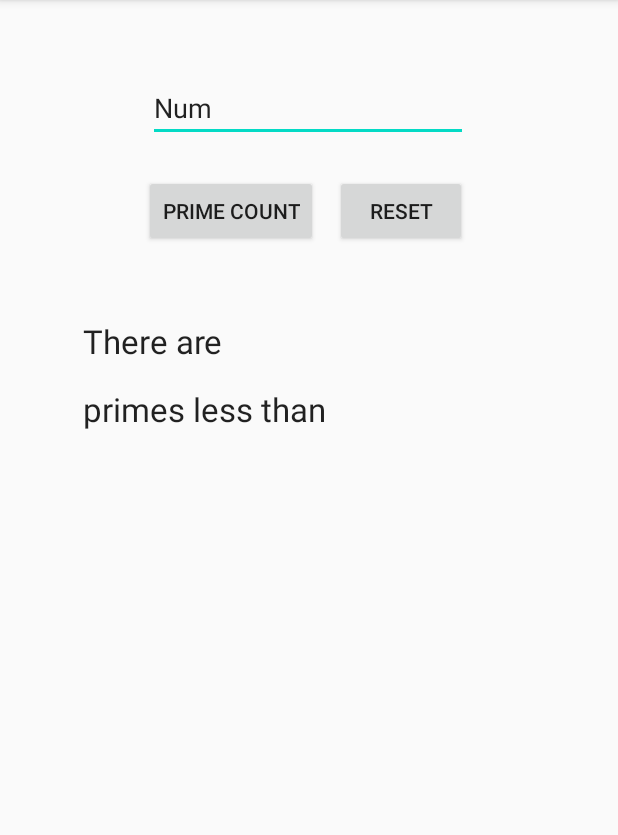
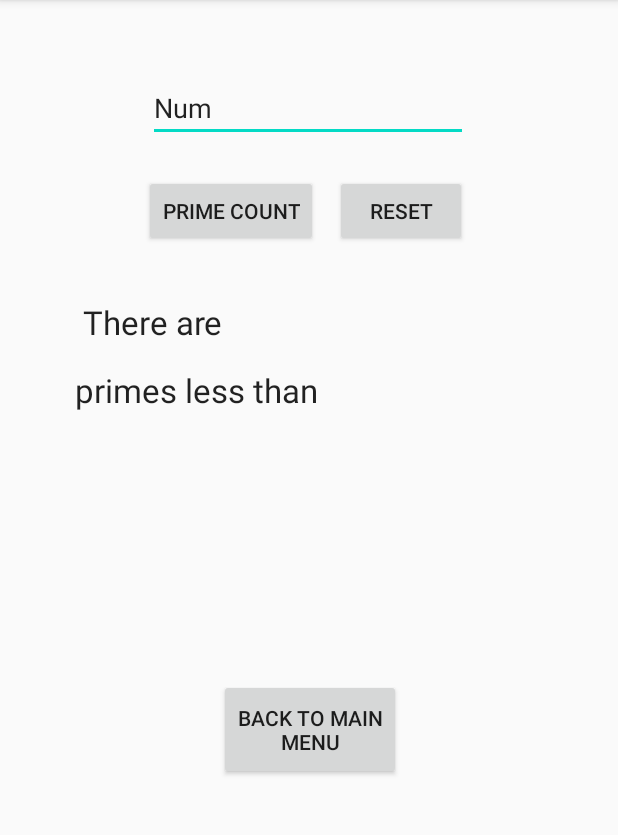
Before and after one commit to matiascshaha/LandscapeCalc, an Android app: the screen it shows after launch (Prime_Count_Activity), after a tap on "PRIME COUNTING", on a phone screen of 412 x 824 dp, the part 84-919 px from its top. Run offline under Robolectric (Android 15) with nearby library versions, the phone set to English and light mode, and no system bars; Roboto replaces fonts that are not available here.

Commit message:
Added Functionality for the Decimal to Fraction Button, and updated the Prime Count Activity to include a "back to main menu" button

```diff
--- a/app/src/main/AndroidManifest.xml
+++ b/app/src/main/AndroidManifest.xml
@@ -8,7 +8,8 @@
         android:roundIcon="@mipmap/ic_launcher_round"
         android:supportsRtl="true"
         android:theme="@style/AppTheme">
-        <activity android:name=".Prime_Count_Activity"></activity>
+        <activity android:name=".Decimal_Frac_Activity"></activity>
+        <activity android:name=".Prime_Count_Activity" />
         <activity android:name=".Set_Math_Activity" />
         <activity android:name=".LCM_Activity" />
         <activity android:name=".GCD_Activity" />
--- a/app/src/main/java/com/example/landscapecalc/MainActivity.java
+++ b/app/src/main/java/com/example/landscapecalc/MainActivity.java
@@ -13,6 +13,7 @@ public class MainActivity extends AppCompatActivity {
     Button LCM_Button;
     Button Set_Math_Button;
     Button Prime_Count_Button;
+    Button Decimal_Frac_Button;
 
     @Override
     protected void onCreate(Bundle savedInstanceState) {
@@ -23,6 +24,7 @@ public class MainActivity extends AppCompatActivity {
         LCM_Button = findViewById(R.id.LCM_Button);
         Set_Math_Button = findViewById(R.id.Set_Math_Button);
         Prime_Count_Button = findViewById(R.id.Prime_Count_Button);
+        Decimal_Frac_Button = findViewById(R.id.Decimal_Frac_Button);
 
         GCD_Button.setOnClickListener(new View.OnClickListener() {
             @Override
@@ -59,6 +61,14 @@ public class MainActivity extends AppCompatActivity {
             }
         });
 
+        Decimal_Frac_Button.setOnClickListener(new View.OnClickListener() {
+            @Override
+            public void onClick(View v) {
+                Intent myIntent = new Intent(MainActivity.this, Decimal_Frac_Activity.class);
+                startActivity(myIntent);
+            }
+        });
+
 
     }
 }
--- a/app/src/main/java/com/example/landscapecalc/Prime_Count_Activity.java
+++ b/app/src/main/java/com/example/landscapecalc/Prime_Count_Activity.java
@@ -2,6 +2,7 @@ package com.example.landscapecalc;
 
 import androidx.appcompat.app.AppCompatActivity;
 
+import android.content.Intent;
 import android.os.Bundle;
 import android.view.View;
 import android.widget.Button;
@@ -15,6 +16,7 @@ public class Prime_Count_Activity extends AppCompatActivity {
 
     Button resetButton;
     Button primeButton;
+    Button backToMain2;
     TextView numOfPrimes;
     TextView inputNum;
     EditText enterNum;
@@ -26,6 +28,7 @@ public class Prime_Count_Activity extends AppCompatActivity {
 
         resetButton = findViewById(R.id.resetButton);
         primeButton = findViewById(R.id.primeButton);
+        backToMain2 = findViewById(R.id.backToMain2);
         numOfPrimes = findViewById(R.id.numOfPrimes);
         inputNum = findViewById(R.id.inputNum);
         enterNum = findViewById(R.id.enterNum);
@@ -71,6 +74,15 @@ public class Prime_Count_Activity extends AppCompatActivity {
                 }
             }
         });
+
+        backToMain2.setOnClickListener(new View.OnClickListener() {
+            @Override
+            public void onClick(View v) {
+                Intent myIntent = new Intent(Prime_Count_Activity.this,
+                        MainActivity.class);
+                startActivity(myIntent);
+            }
+        });
     }
 
     public boolean isPrime(int num){
--- a/app/src/main/res/layout/activity_prime__count_.xml
+++ b/app/src/main/res/layout/activity_prime__count_.xml
@@ -6,12 +6,27 @@
     android:layout_height="match_parent"
     tools:context=".Prime_Count_Activity">
 
+    <Button
+        android:id="@+id/backToMain2"
+        android:layout_width="121dp"
+        android:layout_height="67dp"
+        android:layout_marginStart="146dp"
+        android:layout_marginTop="29dp"
+        android:layout_marginEnd="144dp"
+        android:layout_marginBottom="248dp"
+        android:text="Back to Main Menu"
+        app:layout_constraintBottom_toBottomOf="parent"
+        app:layout_constraintEnd_toEndOf="parent"
+        app:layout_constraintHorizontal_bias="0.0"
+        app:layout_constraintStart_toStartOf="parent"
+        app:layout_constraintTop_toBottomOf="@+id/fractionIs" />
+
     <TextView
         android:id="@+id/display"
         android:layout_width="wrap_content"
         android:layout_height="wrap_content"
         android:layout_marginStart="30dp"
-        android:layout_marginTop="48dp"
+        android:layout_marginTop="35dp"
         android:layout_marginEnd="20dp"
         android:text="There are"
         android:textAppearance="@style/TextAppearance.AppCompat.Large"
@@ -38,7 +53,7 @@
         android:layout_width="wrap_content"
         android:layout_height="wrap_content"
         android:layout_marginStart="15dp"
-        android:layout_marginTop="48dp"
+        android:layout_marginTop="32dp"
         android:layout_marginEnd="178dp"
         android:textAppearance="@style/TextAppearance.AppCompat.Large"
         app:layout_constraintEnd_toEndOf="parent"
@@ -49,8 +64,8 @@
         android:id="@+id/inputNum"
         android:layout_width="wrap_content"
         android:layout_height="wrap_content"
-        android:layout_marginTop="19dp"
-        android:layout_marginEnd="110dp"
+        android:layout_marginTop="16dp"
+        android:layout_marginEnd="132dp"
         android:textAppearance="@style/TextAppearance.AppCompat.Large"
         app:layout_constraintEnd_toEndOf="parent"
         app:layout_constraintTop_toBottomOf="@+id/numOfPrimes" />
```
Also changed, not shown: app/src/main/java/com/example/landscapecalc/Decimal_Frac_Activity.java (added, +82 -0 lines), app/src/main/res/layout/activity_decimal__frac_.xml (added, +84 -0 lines).
